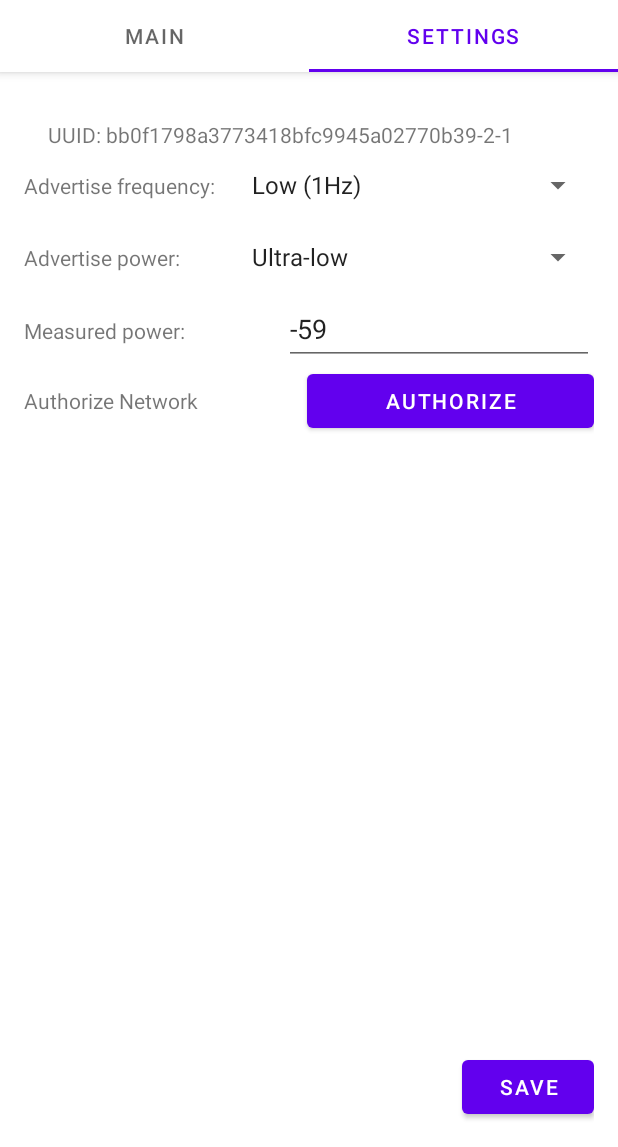
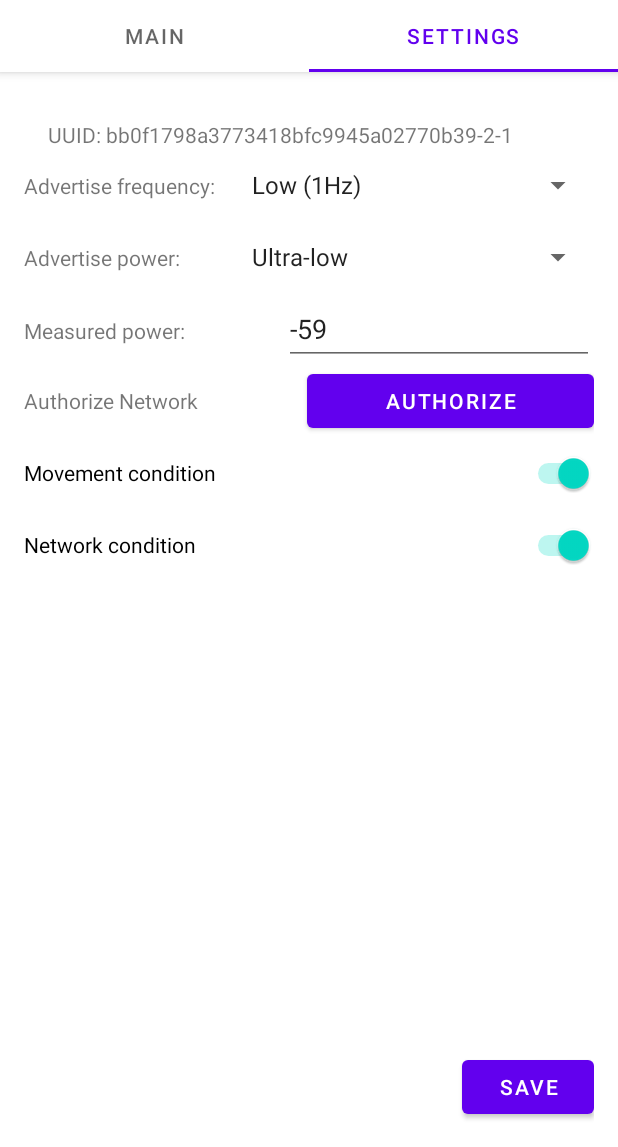
Before and after one commit to bonyby/seamless_music_streaming, an Android app: the screen it shows after launch (MainActivity), tab 2 chosen, on a phone screen of 412 x 824 dp, the part 89-1236 px from its top. Run offline under Robolectric (Android 15) with nearby library versions, the phone set to English and light mode, and no system bars; libraries missing offline, so code that uses them is left out: org.altbeacon.beacon; 5 statements that could not run were skipped.

Commit message:
Added functionality to turn conditions on/off. Added switches to settings page

```diff
--- a/companion_app/app/src/main/java/com/example/seamlessmusiccompanionapp/BLEController.kt
+++ b/companion_app/app/src/main/java/com/example/seamlessmusiccompanionapp/BLEController.kt
@@ -36,8 +36,9 @@ class BLEController(private val context: Activity) {
 
     val switchableCondition = SwitchableCondition()
     private val authorizedNetworkCondition = AuthorizedNetworkCondition()
-    private val conditions: Array<Condition> =
-        arrayOf(MovementCondition(), switchableCondition, authorizedNetworkCondition)
+    private val movementCondition = MovementCondition()
+    val conditions: Array<Condition> =
+        arrayOf(movementCondition, authorizedNetworkCondition, switchableCondition) // The order of these conditions are important for accessing them in SettingsController when setting isEnabled
     private val bleCallback = BLECallback()
     private lateinit var beacon: Beacon
     private val beaconParser =
--- a/companion_app/app/src/main/java/com/example/seamlessmusiccompanionapp/SettingsController.kt
+++ b/companion_app/app/src/main/java/com/example/seamlessmusiccompanionapp/SettingsController.kt
@@ -12,6 +12,7 @@ class SettingsController() {
     var data: AppSettingsData = AppSettingsDataBuilder().build()
 
     private var mainInstance = MainActivity.instance()!!
+    private val bleController = mainInstance.bleController
     private val wifiManager = mainInstance.getSystemService(Context.WIFI_SERVICE) as WifiManager
     private val authorizedNetworks = mutableListOf<String>()
     private val spinnerIdToAdvertiseMode = mapOf(
@@ -26,6 +27,11 @@ class SettingsController() {
         2 to AdvertiseSettings.ADVERTISE_TX_POWER_MEDIUM,
         3 to AdvertiseSettings.ADVERTISE_TX_POWER_HIGH
     )
+
+    companion object {
+        const val MOVEMENT_CONDITION_CODE = 0
+        const val NETWORK_CONDITION_CODE = 1
+    }
 
     init {
         Log.d("proj", "authorizedNetworks: $authorizedNetworks")
@@ -76,6 +82,11 @@ class SettingsController() {
         val curWifi = wifiManager.connectionInfo
         return authorizedNetworks.contains(curWifi.ssid)
     }
+
+    fun setConditionEnabled(code: Int, isEnabled: Boolean) {
+        val cond = bleController.conditions[code]
+        cond.setEnabled(isEnabled)
+    }
 }
 
 class AppSettingsData(val advertiseMode: Int, val advertiseTxPower: Int, val measuredTx: Int) {}
--- a/companion_app/app/src/main/java/com/example/seamlessmusiccompanionapp/conditions/AuthorizedNetworkCondition.kt
+++ b/companion_app/app/src/main/java/com/example/seamlessmusiccompanionapp/conditions/AuthorizedNetworkCondition.kt
@@ -6,6 +6,7 @@ import com.example.seamlessmusiccompanionapp.MainActivity
 import com.example.seamlessmusiccompanionapp.SettingsController
 
 class AuthorizedNetworkCondition : Condition {
+    private var isEnabled = true
     private val mainInstance = MainActivity.instance()!!
     private var settingsController: SettingsController? = null
 
@@ -14,9 +15,17 @@ class AuthorizedNetworkCondition : Condition {
     }
 
     override fun met(): Boolean {
+        if (!isEnabled) {
+            return true
+        }
+
         ensurePermissions()
 
         return onAuthorizedNetwork()
+    }
+
+    override fun setEnabled(state: Boolean) {
+        isEnabled = state
     }
 
     private fun onAuthorizedNetwork(): Boolean {
--- a/companion_app/app/src/main/java/com/example/seamlessmusiccompanionapp/conditions/Condition.kt
+++ b/companion_app/app/src/main/java/com/example/seamlessmusiccompanionapp/conditions/Condition.kt
@@ -2,4 +2,5 @@ package com.example.seamlessmusiccompanionapp.conditions
 
 interface Condition {
     fun met(): Boolean
+    fun setEnabled(state: Boolean)
 }
--- a/companion_app/app/src/main/java/com/example/seamlessmusiccompanionapp/conditions/MovementCondition.kt
+++ b/companion_app/app/src/main/java/com/example/seamlessmusiccompanionapp/conditions/MovementCondition.kt
@@ -17,7 +17,8 @@ import android.widget.Toast
 import com.example.seamlessmusiccompanionapp.BuildConfig
 import com.google.android.gms.location.*
 
-class MovementCondition : Condition {
+class MovementCondition() : Condition {
+    private var isEnabled = true
     private val mainInstance: MainActivity = MainActivity.instance()!!
     private var moving = false
     private val timeoutHandler = Handler()
@@ -50,6 +51,10 @@ class MovementCondition : Condition {
     }
 
     override fun met(): Boolean {
+        if (!isEnabled) {
+            return true
+        }
+
         // Bail out fast if currently emitting to prevent timeout
         if (timeoutPreventionActive) {
             return true
@@ -77,6 +82,10 @@ class MovementCondition : Condition {
         return moving
     }
 
+    override fun setEnabled(state: Boolean) {
+        isEnabled = state
+    }
+
 //    private fun ensureActivityRecognitionPermissions() {
 //        if (mainInstance.checkSelfPermission(Manifest.permission.ACTIVITY_RECOGNITION) != PackageManager.PERMISSION_GRANTED) {
 //            mainInstance.requestPermissions(
--- a/companion_app/app/src/main/java/com/example/seamlessmusiccompanionapp/conditions/SwitchableCondition.kt
+++ b/companion_app/app/src/main/java/com/example/seamlessmusiccompanionapp/conditions/SwitchableCondition.kt
@@ -1,13 +1,13 @@
 package com.example.seamlessmusiccompanionapp.conditions
 
 class SwitchableCondition : Condition {
-    private var permitted = true
+    private var isEnabled = true
 
     override fun met(): Boolean {
-        return permitted
+        return isEnabled
     }
 
-    fun setPermitted(state: Boolean) {
-        permitted = state
+    override fun setEnabled(state: Boolean) {
+        isEnabled = state
     }
 }
--- a/companion_app/app/src/main/java/com/example/seamlessmusiccompanionapp/ui/main/MainFragment.kt
+++ b/companion_app/app/src/main/java/com/example/seamlessmusiccompanionapp/ui/main/MainFragment.kt
@@ -51,7 +51,7 @@ class MainFragment() : Fragment() {
         val emittingSwitch = binding.emittingSwitch
         emittingSwitch.isChecked = true
         emittingSwitch.setOnCheckedChangeListener { _, state ->
-            switchableCondition?.setPermitted(
+            switchableCondition?.setEnabled(
                 state
             )
         }
--- a/companion_app/app/src/main/java/com/example/seamlessmusiccompanionapp/ui/main/SettingsFragment.kt
+++ b/companion_app/app/src/main/java/com/example/seamlessmusiccompanionapp/ui/main/SettingsFragment.kt
@@ -12,6 +12,7 @@ import android.widget.Toast
 import androidx.fragment.app.Fragment
 import com.example.seamlessmusiccompanionapp.MainActivity
 import com.example.seamlessmusiccompanionapp.R
+import com.example.seamlessmusiccompanionapp.SettingsController
 import com.example.seamlessmusiccompanionapp.databinding.FragmentSettingsBinding
 
 class SettingsFragment() : Fragment() {
@@ -71,6 +72,20 @@ class SettingsFragment() : Fragment() {
             Toast.makeText(mainInstance, if (result) "Network Authorized" else "Could not authorize. Network might already be authorized", Toast.LENGTH_LONG).show()
         }
 
+        // Movement condition switch
+        val moveSwitch = binding.moveSwitch
+        moveSwitch.setOnCheckedChangeListener { _, state ->
+            settingsController.setConditionEnabled(SettingsController.MOVEMENT_CONDITION_CODE, state)
+        }
+        moveSwitch.isChecked = true
+
+        // Network condition switch
+        val networkSwitch = binding.networkSwitch
+        networkSwitch.setOnCheckedChangeListener { _, state ->
+            settingsController.setConditionEnabled(SettingsController.NETWORK_CONDITION_CODE, state)
+        }
+        networkSwitch.isChecked = true
+
         return root
     }
 }
--- a/companion_app/app/src/main/res/layout/fragment_settings.xml
+++ b/companion_app/app/src/main/res/layout/fragment_settings.xml
@@ -114,6 +114,22 @@
                 android:text="AUTHORIZE" />
         </LinearLayout>
 
+        <Switch
+            android:id="@+id/moveSwitch"
+            android:layout_width="match_parent"
+            android:layout_height="wrap_content"
+            android:height="48dp"
+            android:text="Movement condition"
+            tools:checked="true" />
+
+        <Switch
+            android:id="@+id/networkSwitch"
+            android:layout_width="match_parent"
+            android:layout_height="wrap_content"
+            android:height="48dp"
+            android:text="Network condition"
+            tools:checked="true" />
+
         <Space
             android:layout_width="match_parent"
             android:layout_height="wrap_content" />
```
